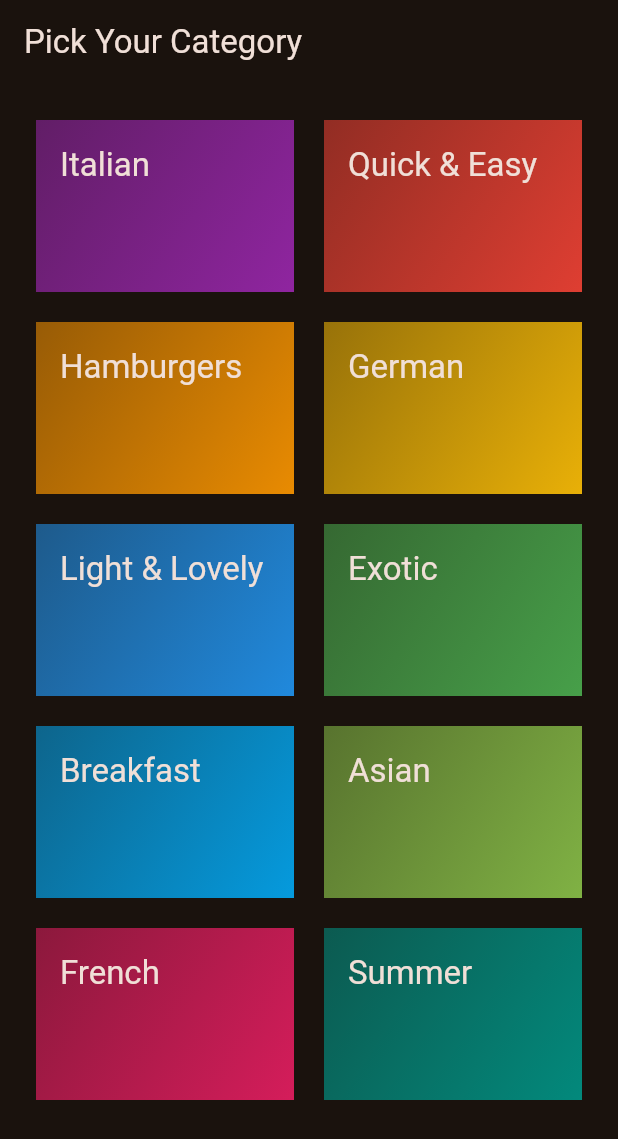
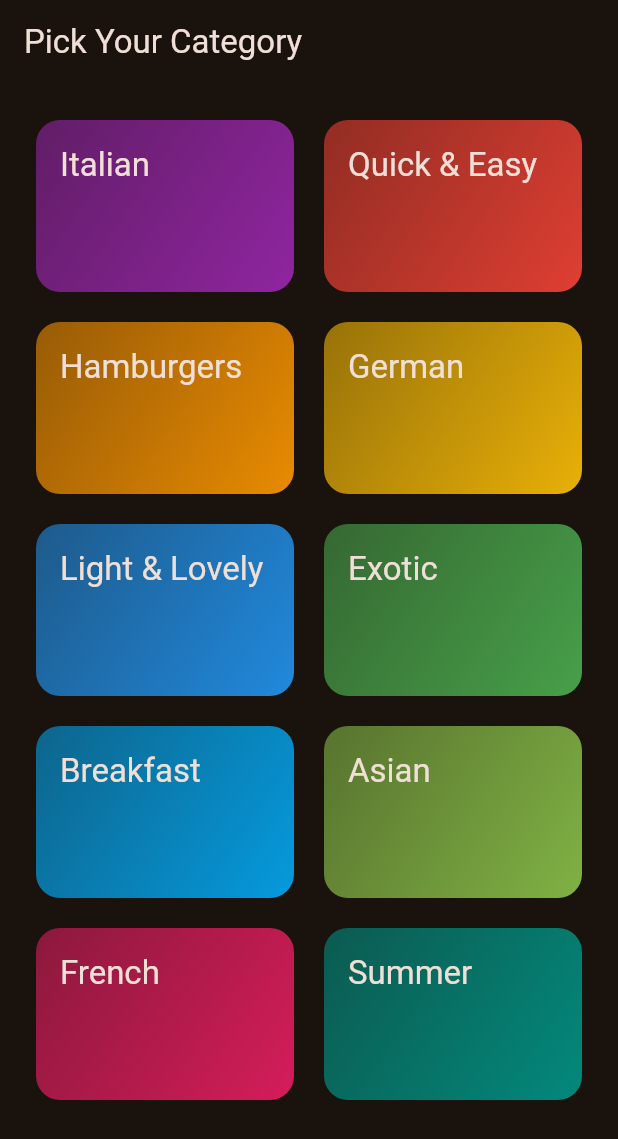
Before and after one commit to ddreambug/Cooking_Recipe, a Flutter app: the screen it shows after launch, on a phone screen of 412 x 824 dp. Shown: the top 1139 px of the screen. Run offline on Flutter 3.47's test engine with Material 3 defaults, Android fonts, the phone set to English and light mode, and no system bars.

Commit message:
using InkWell to make a tappable container

```diff
--- a/lib/widget/category_grid_item.dart
+++ b/lib/widget/category_grid_item.dart
@@ -8,9 +8,13 @@ class CategoryGridItem extends StatelessWidget {
 
   @override
   Widget build(BuildContext context) {
-    return Container(
+    return InkWell(
+      onTap: () {},
+      borderRadius: BorderRadius.circular(16),
+      child: Container(
         padding: const EdgeInsets.all(16),
         decoration: BoxDecoration(
+          borderRadius: BorderRadius.circular(16),
           gradient: LinearGradient(
             colors: [
               category.color.withOpacity(0.55),
@@ -26,6 +30,7 @@ class CategoryGridItem extends StatelessWidget {
                 color: Theme.of(context).colorScheme.onBackground,
               ),
         ),
+      ),
     );
   }
 }
```
Lines whose indentation alone changed are shown as unchanged.
